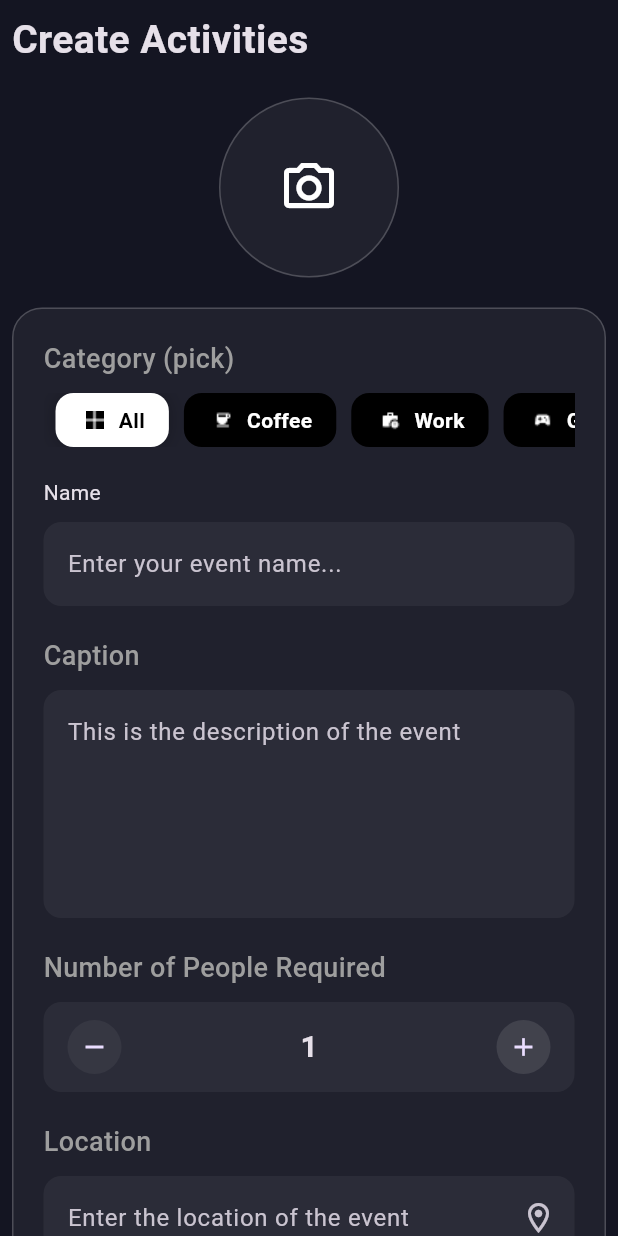
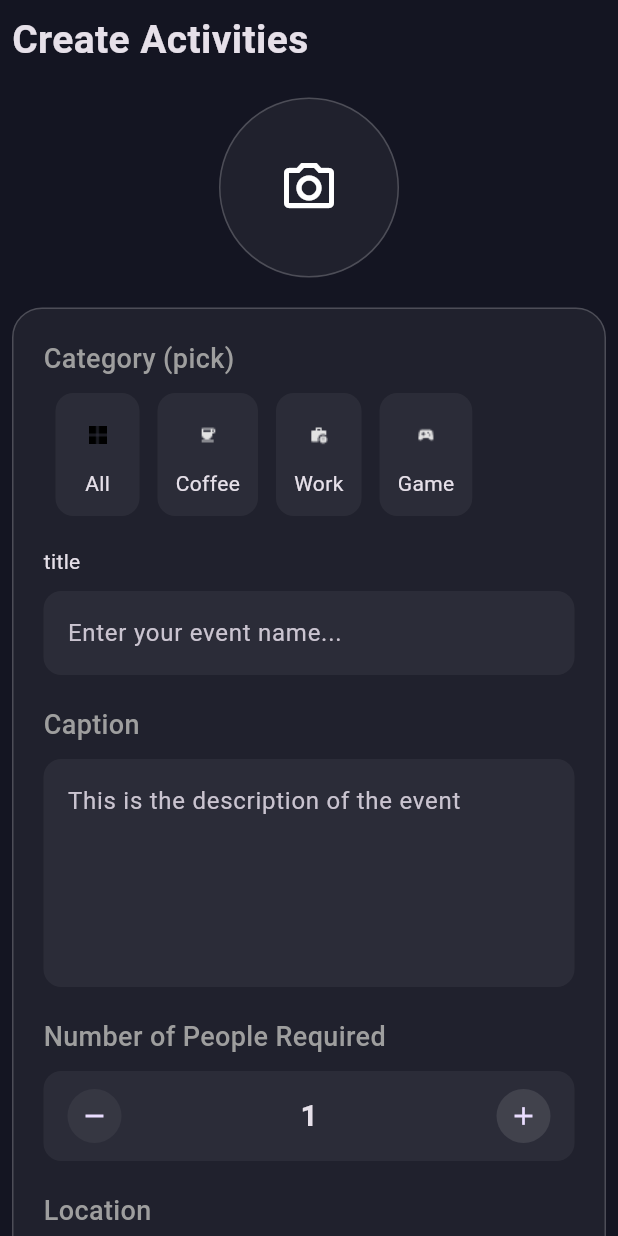
Before and after one commit to yashkhanande/SocialSphere, a Flutter app: the screen it shows once a user with an empty profile is signed in, after a tap on the "add" icon, on a phone screen of 412 x 824 dp. Run offline on Flutter 3.47's test engine with Material 3 defaults, Android fonts, the light colour scheme and no system bars; our stand-ins replace cloud_firestore, dotted_border, firebase_auth, firebase_core, get; accounts and stored records are empty.

Commit message:
event creation working

```diff
--- a/lib/components/bottom_nav_bar.dart
+++ b/lib/components/bottom_nav_bar.dart
@@ -75,7 +75,7 @@ class BottomNavBar extends StatelessWidget {
             bottom: 38,
             child: InkWell(
               onTap: () {
-                Get.put(CreateEventController());
+
                 Get.to(() => CreateEventPage());
               },
               child: Container(
--- a/lib/components/categories.dart
+++ b/lib/components/categories.dart
@@ -1,60 +1,43 @@
 import 'package:flutter/material.dart';
-import 'package:get/get.dart';
-import 'package:social_sphere/controllers/category_controller.dart';
+import 'package:get/state_manager.dart';
 
 class Categories extends StatelessWidget {
-  Categories({
+  final int index;
+  final String category;
+  final String imagePath;
+  final VoidCallback onTap;
+  final bool isSelected;
+
+  const Categories({
     super.key,
     required this.index,
     required this.category,
     required this.imagePath,
+    required this.onTap,
+    required this.isSelected,
   });
-  final int index;
-  final String category;
-  final String imagePath;
-  final CategoryController _cat = Get.find();
+
   @override
   Widget build(BuildContext context) {
     return GestureDetector(
-      onTap: () => _cat.changeCategory(index),
-      child: Obx(() {
-        final isSelected = _cat.currentIndex.value == index;
-
-        return AnimatedContainer(
-          duration: const Duration(milliseconds: 200),
-          margin: const EdgeInsets.only(right: 10),
-          padding: const EdgeInsets.symmetric(horizontal: 16, vertical: 8),
+      onTap: onTap,
+      child: Container(
+        margin: const EdgeInsets.only(right: 12),
+        padding: const EdgeInsets.all(12),
         decoration: BoxDecoration(
-            color: !isSelected ? Colors.black : Colors.white,
+          color: isSelected
+              ? Colors.white.withOpacity(0.2)
+              : Colors.white.withOpacity(0.05),
           borderRadius: BorderRadius.circular(12),
-            boxShadow: isSelected
-                ? [
-                    BoxShadow(
-                      blurRadius: 10,
-                      color: Colors.black.withOpacity(0.25),
         ),
-                  ]
-                : [],
-          ),
-          child: Row(
+        child: Column(
           children: [
-              Image.asset(
-                imagePath,
-                height: 20,
-                color: !isSelected ? Colors.white : Colors.black,
-              ),
-              const SizedBox(width: 6),
-              Text(
-                category,
-                style: TextStyle(
-                  color: !isSelected ? Colors.white : Colors.black,
-                  fontWeight: FontWeight.bold,
+            Image.asset(imagePath, height: 32),
+            const SizedBox(height: 6),
+            Text(category),
+          ],
         ),
       ),
-            ],
-          ),
-        );
-      }),
     );
   }
 }
--- a/lib/controllers/category_controller.dart
+++ b/lib/controllers/category_controller.dart
@@ -6,5 +6,4 @@ class CategoryController extends GetxController {
   void changeCategory(int index){
     currentIndex.value = index;
   }
-
 }
--- /dev/null
+++ b/lib/models/event_model.dart
@@ -0,0 +1,74 @@
+class EventModel {
+  final String id;
+  final String title;
+  final String description;
+  final String date;
+  final String location;
+  final int attendees;
+  final String organizerId;
+  final String category;
+
+  EventModel({
+    required this.id,
+    required this.title,
+    required this.description,
+    required this.date,
+    required this.location,
+    required this.attendees,
+    required this.organizerId,
+    required this.category,
+  });
+
+   EventModel copyWith({
+    String? id,
+    String? title,
+    String? description,
+    String? date,
+    String? location,
+    int? attendees,
+    String? organizerId,
+    String? category,
+  }) {
+    return EventModel(
+      id: id ?? this.id,
+      title: title ?? this.title,
+      description: description ?? this.description,
+      date: date ?? this.date,
+      location: location ?? this.location,
+      attendees: attendees ?? this.attendees,
+      organizerId: organizerId ?? this.organizerId,
+      category: category ?? this.category,
+    );
+  }
+
+  factory EventModel.fromMap(
+  Map<String, dynamic> map,
+  String documentId,
+) {
+  return EventModel(
+    id: documentId,
+    title: map['title'],
+    description: map['description'],
+    date: map['date'],
+    location: map['location'],
+    attendees: map['attendees'],
+    organizerId: map['organizerId'],
+    category: map['category'],
+  );
+}
+
+
+  Map<String, dynamic> toMap() {
+    return {
+      'id': id,
+      'title': title,
+      'description': description,
+      'date': date,
+      'location': location,
+      'attendees': attendees,
+      'organizerId': organizerId,
+      'category': category,
+    };
+  }
+
+}
--- a/lib/pages/chat/inbox.dart
+++ b/lib/pages/chat/inbox.dart
@@ -53,20 +53,7 @@ class Inbox extends StatelessWidget {
                   ],
                 ),
               ),
-              SingleChildScrollView(
-                scrollDirection: Axis.horizontal,
-                padding: EdgeInsets.symmetric(horizontal: 8),
-                child: Row(
-                  children: List.generate(
-                    categories.length,
-                    (index) => Categories(
-                      index: index,
-                      category: categories[index]['name']!,
-                      imagePath: categories[index]['icon']!,
-                    ),
-                  ),
-                ),
-              ),
+
               const SizedBox(height: 10),
               Padding(
                 padding: EdgeInsets.all(8),
--- a/lib/pages/event/create_event_page.dart
+++ b/lib/pages/event/create_event_page.dart
@@ -12,7 +12,7 @@ class CreateEventPage extends StatelessWidget {
     {'name': 'Work', 'icon': 'assets/work.png'},
     {'name': 'Game', 'icon': 'assets/game.png'},
   ];
-  final controller = Get.find<CreateEventController>();
+  final controller = Get.put(CreateEventController());
 
   CreateEventPage({super.key});
 
@@ -92,21 +92,31 @@ class CreateEventPage extends StatelessWidget {
                           SingleChildScrollView(
                             scrollDirection: Axis.horizontal,
                             padding: EdgeInsets.symmetric(horizontal: 8),
-                            child: Row(
+                            child: Obx(
+                              () => Row(
                                 children: List.generate(
                                   categories.length,
                                   (index) => Categories(
                                     index: index,
                                     category: categories[index]['name']!,
                                     imagePath: categories[index]['icon']!,
+                                    isSelected:
+                                        controller.selectedCategory.value ==
+                                        categories[index]['name']!,
+                                    onTap: () {
+                                      controller.selectedCategory.value =
+                                          categories[index]['name']!;
+                                    },
+                                  ),
                                 ),
                               ),
                             ),
                           ),
                           const SizedBox(height: 20),
-                          Text("Name"),
+                          Text("title"),
                           const SizedBox(height: 10),
                           TextField(
+                            controller: controller.title,
                             decoration: InputDecoration(
                               hintText: "Enter your event name...",
                               filled: true,
@@ -128,6 +138,7 @@ class CreateEventPage extends StatelessWidget {
                           ),
                           const SizedBox(height: 10),
                           TextField(
+                            controller: controller.description,
                             decoration: InputDecoration(
                               hintText: "This is the description of the event ",
                               filled: true,
@@ -214,6 +225,7 @@ class CreateEventPage extends StatelessWidget {
                           ),
                           const SizedBox(height: 10),
                           TextField(
+                            controller: controller.location,
                             decoration: InputDecoration(
                               hintText: "Enter the location of the event",
                               filled: true,
@@ -236,8 +248,8 @@ class CreateEventPage extends StatelessWidget {
                     InkWell(
                       borderRadius: BorderRadius.circular(20),
                       onTap: () {
-                        if (controller.peopleCount.value > 0) {
-                          Get.to(() => IdealPersonPage());
+                        if (controller.validate()) {
+                          controller.createEvent();
                         }
                       },
                       child: Container(
@@ -250,12 +262,16 @@ class CreateEventPage extends StatelessWidget {
                           color: Colors.white.withValues(alpha: .05),
                           borderRadius: BorderRadius.circular(20),
                         ),
-                        child: Text(
-                          "Continue",
+                        child: Obx(
+                          () => controller.isLoading.value
+                              ? Center(child: CircularProgressIndicator())
+                              : Text(
+                                  "Create Event",
                                   textAlign: TextAlign.center,
                                   style: TextStyle(
                                     fontWeight: FontWeight.bold,
                                     fontSize: 18,
+                                  ),
                                 ),
                         ),
                       ),
--- a/lib/pages/explore/all_content.dart
+++ b/lib/pages/explore/all_content.dart
@@ -2,7 +2,6 @@ import 'package:flutter/material.dart';
 import 'package:get/get.dart';
 import 'package:social_sphere/components/activity_card.dart';
 import 'package:social_sphere/components/commmunity_card.dart';
-import 'package:social_sphere/components/live_event_card.dart';
 
 class AllContent extends StatelessWidget {
   const AllContent({super.key});
--- a/lib/pages/explore/explore_page.dart
+++ b/lib/pages/explore/explore_page.dart
@@ -2,7 +2,6 @@ import 'package:flutter/material.dart';
 import 'package:flutter/widgets.dart';
 import 'package:get/get.dart';
 import 'package:social_sphere/components/categories.dart';
-import 'package:social_sphere/components/profile_photo.dart';
 import 'package:social_sphere/components/search_button.dart';
 import 'package:social_sphere/controllers/category_controller.dart';
 import 'package:social_sphere/pages/explore/all_content.dart';
@@ -52,6 +51,10 @@ class ExplorePage extends StatelessWidget {
                     index: index,
                     category: categories[index]['name']!,
                     imagePath: categories[index]['icon']!,
+                    onTap: () {
+                      cat.currentIndex.value = index;
+                    },
+                    isSelected: cat.currentIndex.value == index,
                   ),
                 ),
               ),
```
Also changed, not shown: lib/controllers/create_event_controller.dart (+94 -2 lines), lib/services/event_service.dart (added, +46 -0 lines). Lines whose indentation alone changed are shown as unchanged.
